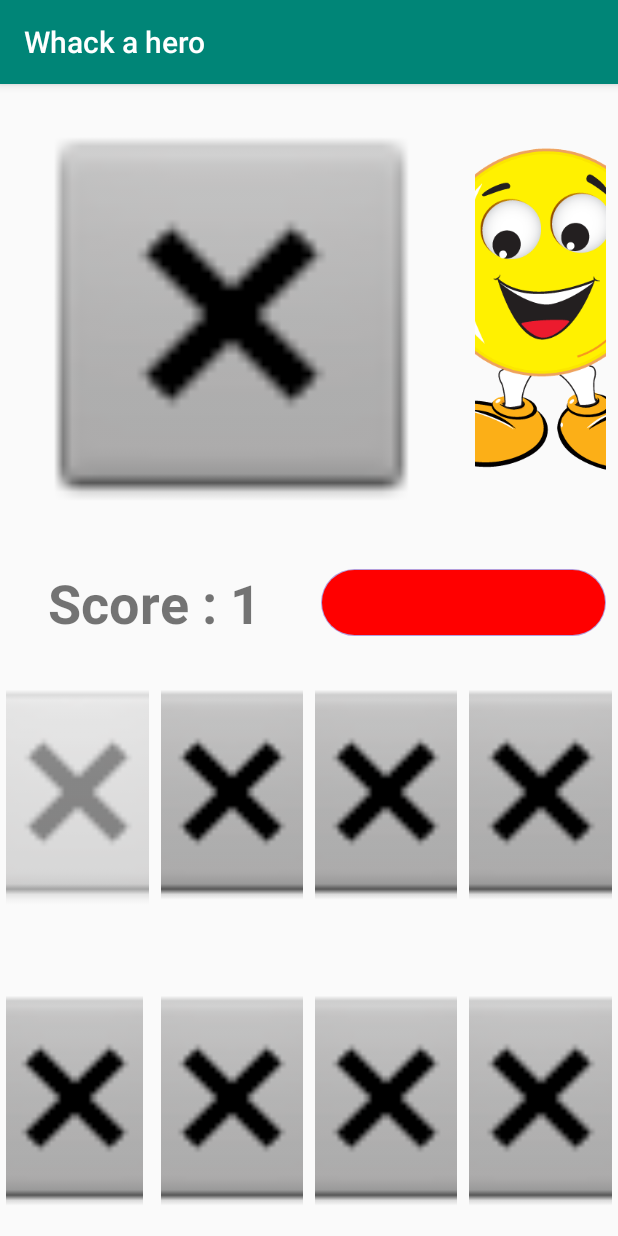
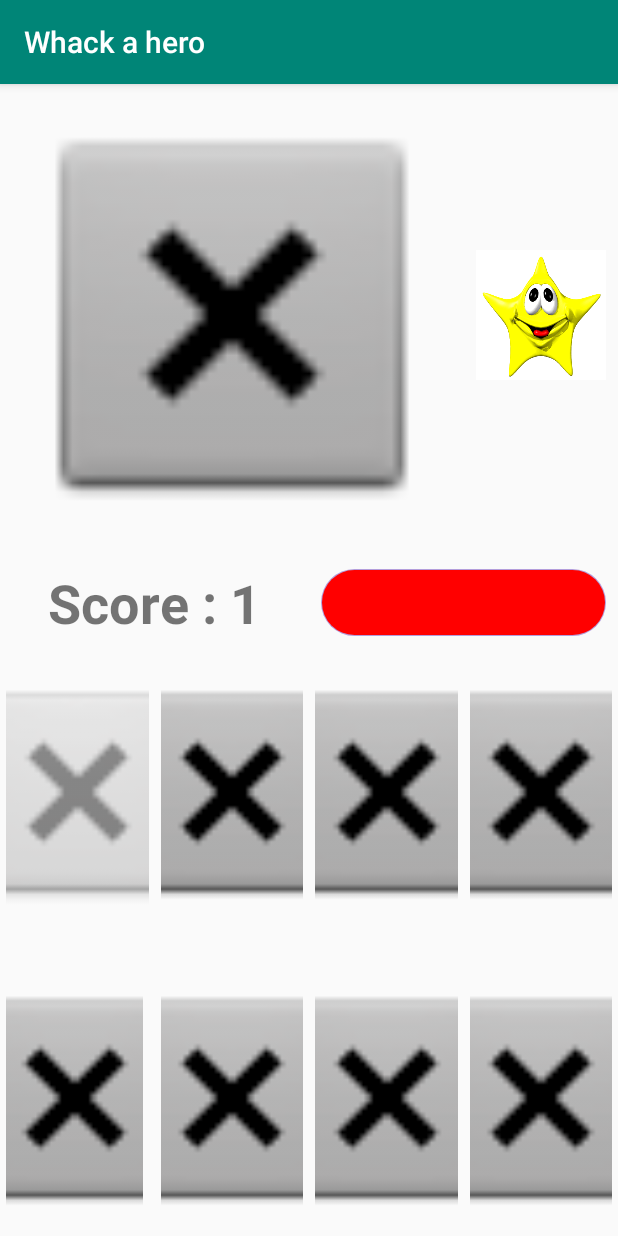
Before and after one commit to pandadod/Whack-a-hero, an Android app: the screen it shows after launch (MainActivity), after a tap on an icon or button, on a phone screen of 412 x 824 dp. Run offline under Robolectric (Android 15) with nearby library versions, the phone set to English and light mode, and no system bars; our stand-ins replace Volley; network calls fail; pictures from the network do not load.

Commit message:
amelioration gif

```diff
--- a/app/src/main/res/layout/activity_main.xml
+++ b/app/src/main/res/layout/activity_main.xml
@@ -193,7 +193,7 @@
         android:layout_width="wrap_content"
         android:layout_height="wrap_content"
         android:orientation="vertical"
-        app:layout_constraintGuide_begin="309dp" />
+        app:layout_constraintGuide_percent="0.75" />
 
     <android.support.constraint.Guideline
         android:id="@+id/guideline4"
@@ -232,7 +232,7 @@
         android:layout_marginTop="8dp"
         android:layout_marginEnd="8dp"
         android:layout_marginBottom="8dp"
-        android:scaleType="centerCrop"
+        android:scaleType="centerInside"
         android:visibility="invisible"
         app:layout_constraintBottom_toTopOf="@+id/guideline4"
         app:layout_constraintEnd_toEndOf="parent"
```
Also changed, not shown: app/src/main/java/com/example/whackahero/MainActivity.java (+8 -8 lines).
